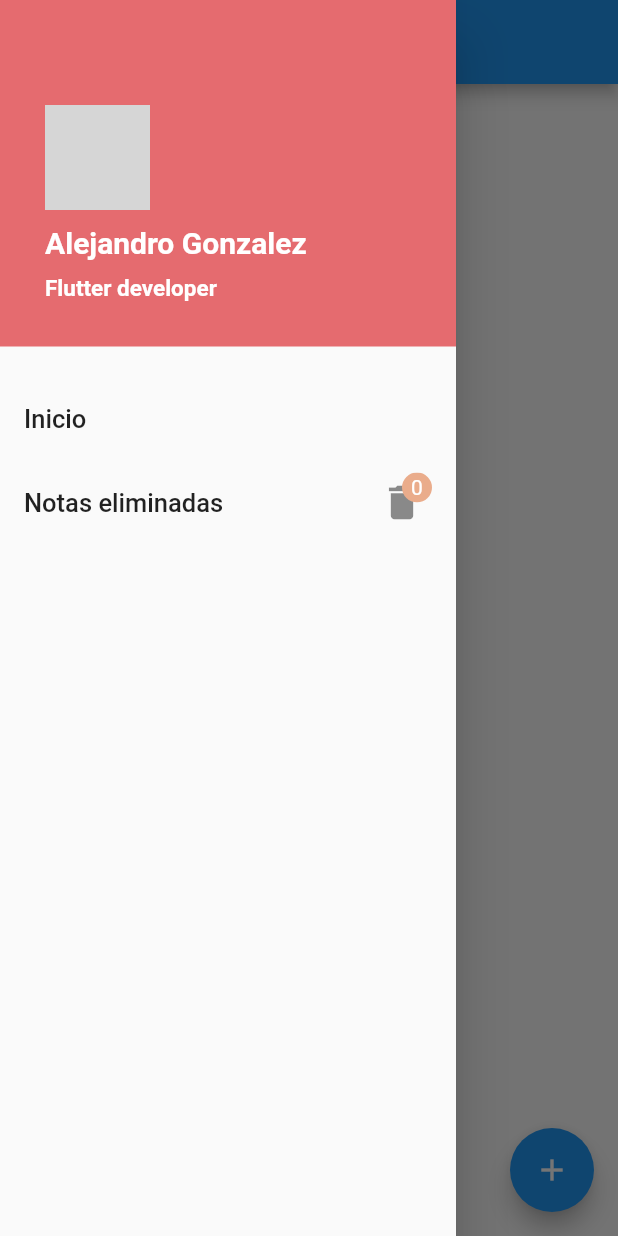
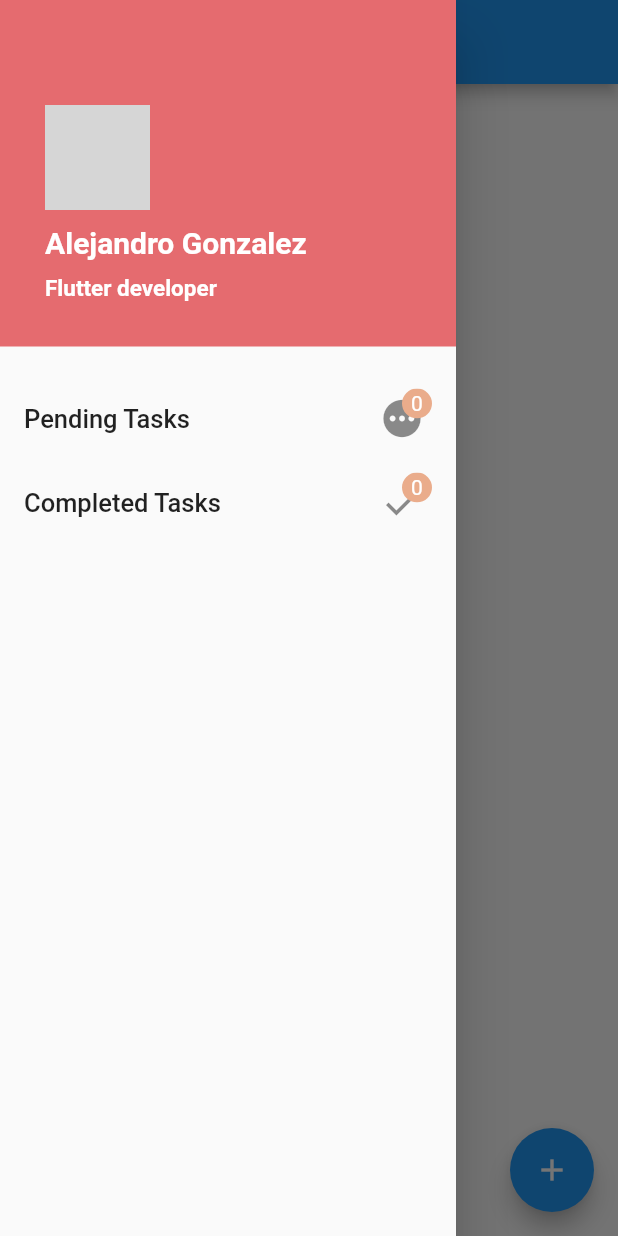
Before and after one commit to aledevme/task_app_bloc, a Flutter app: the screen it shows after launch, with the side drawer open, on a phone screen of 412 x 824 dp. Run offline on Flutter 3.47's test engine with Material 2 defaults, Android fonts, the phone set to English and light mode, and no system bars; our stand-ins replace equatable, flutter_bloc, hydrated_bloc; network calls fail; grey boxes are pictures that could not be loaded.

Commit message:
restore task to pending and edit single pending task

```diff
--- a/lib/bloc/bloc/tasks_event.dart
+++ b/lib/bloc/bloc/tasks_event.dart
@@ -17,10 +17,18 @@ class AddTask extends TasksEvent {
   List<Object> get props => [task];
 }
 
-class UpdateTask extends TasksEvent {
+class OnDoneTask extends TasksEvent {
   final Task task;
+  const OnDoneTask({required this.task});
 
-  const UpdateTask({required this.task});
+  @override
+  // TODO: implement props
+  List<Object> get props => [task];
+}
+
+class UpdateSingleTask extends TasksEvent {
+  final Task task;
+  const UpdateSingleTask({required this.task});
 
   @override
   // TODO: implement props
@@ -36,13 +44,3 @@ class DeleteTask extends TasksEvent {
   // TODO: implement props
   List<Object> get props => [task];
 }
-
-class RestoreTask extends TasksEvent {
-  final Task task;
-
-  const RestoreTask({required this.task});
-
-  @override
-  // TODO: implement props
-  List<Object> get props => [task];
-}
--- a/lib/bloc/bloc/tasks_state.dart
+++ b/lib/bloc/bloc/tasks_state.dart
@@ -8,7 +8,9 @@ class TasksState extends Equatable {
   List<Object> get props => [allTask];
 
   Map<String, dynamic> toMap() {
-    return {'allTask': allTask.map((x) => x.toMap()).toList()};
+    return {
+      'allTask': allTask.map((x) => x.toMap()).toList(),
+    };
   }
 
   factory TasksState.fromMap(Map<String, dynamic> map) {
--- a/lib/main.dart
+++ b/lib/main.dart
@@ -2,7 +2,7 @@ import 'package:flutter/material.dart';
 import 'package:path_provider/path_provider.dart';
 import 'package:task_app/bloc/bloc_exports.dart';
 import 'package:task_app/router/router.dart';
-import 'package:task_app/views/task/taskList.dart';
+import 'package:task_app/views/task/pendingTaskList.dart';
 
 void main() async {
   WidgetsFlutterBinding.ensureInitialized();
--- a/lib/router/router.dart
+++ b/lib/router/router.dart
@@ -1,10 +1,10 @@
 import 'package:flutter/material.dart';
-import 'package:task_app/views/task/deletedTaskList.dart';
-import 'package:task_app/views/task/taskList.dart';
+import 'package:task_app/views/task/completedTaskList.dart';
+import 'package:task_app/views/task/pendingTaskList.dart';
 
 Map<String, WidgetBuilder> getRoutes() {
   return {
-    '/': (BuildContext context) => TaskListScreen(),
-    '/deleted/tasks': (BuildContext context) => DeletedTasksScreen()
+    '/': (BuildContext context) => PendingListScreen(),
+    '/completed/tasks': (BuildContext context) => CompletedTasksScreen()
   };
 }
--- a/lib/views/task/deletedTaskList.dart
+++ /dev/null
@@ -1,36 +0,0 @@
-import 'package:flutter/material.dart';
-import 'package:task_app/bloc/bloc_exports.dart';
-import 'package:task_app/models/Task.dart';
-import 'package:task_app/widgets/app/drawer.dart';
-import 'package:task_app/widgets/task/create_task.dart';
-import 'package:task_app/widgets/task/list.dart';
-
-class DeletedTasksScreen extends StatelessWidget {
-  // void _addTask(BuildContext context) {
-  //   showModalBottomSheet(
-  //       context: context,
-  //       builder: (context) {
-  //         return CreateTaskForm();
-  //       });
-  // }
-
-  @override
-  Widget build(BuildContext context) {
-    return BlocBuilder<TasksBloc, TasksState>(
-      builder: (context, state) {
-        List<Task> taskList = state.allTask;
-        return Scaffold(
-          appBar: AppBar(
-            title: const Text('Tareas eliminadas'),
-          ),
-          drawer: DrawerApp(),
-          body: Container(
-              child: ListOfTask(
-                  taskList: taskList
-                      .where((element) => element.isDeleted!)
-                      .toList())),
-        );
-      },
-    );
-  }
-}
--- a/lib/views/task/taskList.dart
+++ b/lib/views/task/pendingTaskList.dart
@@ -2,15 +2,28 @@ import 'package:flutter/material.dart';
 import 'package:task_app/bloc/bloc_exports.dart';
 import 'package:task_app/models/Task.dart';
 import 'package:task_app/widgets/app/drawer.dart';
-import 'package:task_app/widgets/task/create_task.dart';
+import 'package:task_app/widgets/task/form_task.dart';
 import 'package:task_app/widgets/task/list.dart';
 
-class TaskListScreen extends StatelessWidget {
+class PendingListScreen extends StatefulWidget {
+  @override
+  State<PendingListScreen> createState() => _PendingListScreenState();
+}
+
+class _PendingListScreenState extends State<PendingListScreen> {
   void _addTask(BuildContext context) {
     showModalBottomSheet(
         context: context,
         builder: (context) {
-          return CreateTaskForm();
+          return FormTask();
+        });
+  }
+
+  void _editTask(BuildContext context, Task item) {
+    showModalBottomSheet(
+        context: context,
+        builder: (context) {
+          return FormTask(itemTask: item);
         });
   }
 
@@ -19,17 +32,19 @@ class TaskListScreen extends StatelessWidget {
     return BlocBuilder<TasksBloc, TasksState>(
       builder: (context, state) {
         List<Task> taskList = state.allTask;
+        List<Task> tasksThatAreNotFinished =
+            taskList.where((element) => !element.isDone!).toList();
         return Scaffold(
           appBar: AppBar(
-            title: const Text('TaskList'),
+            title: const Text('Pending Tasks'),
           ),
           drawer: DrawerApp(),
           body: Container(
               child: ListOfTask(
-                  taskList: taskList
-                      .where(
-                          (element) => !element.isDone! && !element.isDeleted!)
-                      .toList())),
+                  onEditAction: (index) {
+                    _editTask(context, tasksThatAreNotFinished[index]);
+                  },
+                  taskList: tasksThatAreNotFinished)),
           floatingActionButton: FloatingActionButton(
             child: Icon(Icons.add),
             onPressed: () => _addTask(context),
--- a/lib/widgets/app/drawer.dart
+++ b/lib/widgets/app/drawer.dart
@@ -62,16 +62,7 @@ class DrawerApp extends StatelessWidget {
                   Navigator.pushNamed(context, '/');
                 },
                 title: Text(
-                  'Inicio',
-                  style: TextStyle(fontSize: 17),
-                ),
-              ),
-              ListTile(
-                onTap: () {
-                  Navigator.pushNamed(context, '/deleted/tasks');
-                },
-                title: Text(
-                  'Notas eliminadas',
+                  'Pending Tasks',
                   style: TextStyle(fontSize: 17),
                 ),
                 trailing: GestureDetector(
@@ -86,7 +77,7 @@ class DrawerApp extends StatelessWidget {
                             right: 0,
                             bottom: 0,
                             child: Icon(
-                              Icons.delete,
+                              Icons.pending,
                               size: 30,
                             )),
                         Positioned(
@@ -99,7 +90,50 @@ class DrawerApp extends StatelessWidget {
                                 height: 20,
                                 color: Color(0xffeaac8b),
                                 child: Text(
-                                  '${state.allTask.where((element) => element.isDeleted!).length}',
+                                  '${state.allTask.where((element) => !element.isDone!).length}',
+                                  style: TextStyle(color: Colors.white),
+                                ),
+                              ),
+                            ))
+                      ],
+                    ),
+                  ),
+                ),
+              ),
+              ListTile(
+                onTap: () {
+                  Navigator.pushNamed(context, '/completed/tasks');
+                },
+                title: Text(
+                  'Completed Tasks',
+                  style: TextStyle(fontSize: 17),
+                ),
+                trailing: GestureDetector(
+                  child: Container(
+                    height: 40,
+                    width: 40,
+                    child: Stack(
+                      children: [
+                        Positioned(
+                            top: 0,
+                            left: 0,
+                            right: 0,
+                            bottom: 0,
+                            child: Icon(
+                              Icons.check,
+                              size: 30,
+                            )),
+                        Positioned(
+                            right: 0,
+                            child: ClipRRect(
+                              borderRadius: BorderRadius.circular(100),
+                              child: Container(
+                                alignment: Alignment.center,
+                                width: 20,
+                                height: 20,
+                                color: Color(0xffeaac8b),
+                                child: Text(
+                                  '${state.allTask.where((element) => element.isDone!).length}',
                                   style: TextStyle(color: Colors.white),
                                 ),
                               ),
```
Also changed, not shown: lib/bloc/bloc/tasks_bloc.dart (+19 -21 lines), lib/views/task/completedTaskList.dart (added, +25 -0 lines), lib/widgets/task/form_task.dart (renamed from lib/widgets/task/create_task.dart, +27 -5 lines), lib/widgets/task/list.dart (+51 -15 lines).
